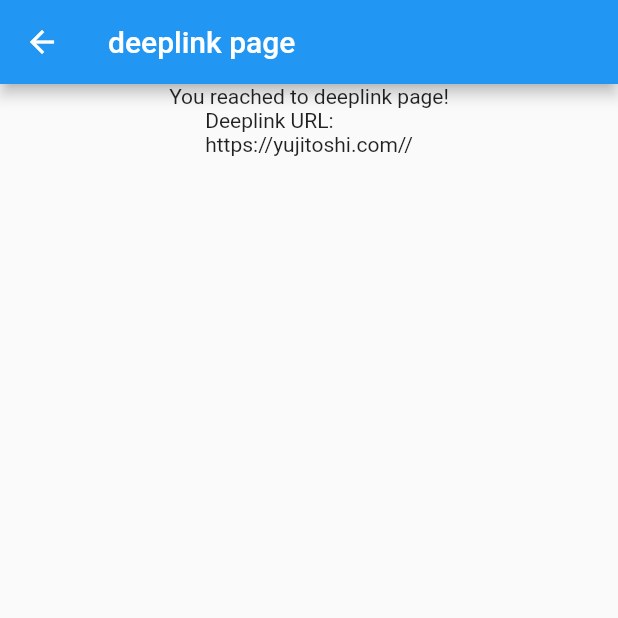
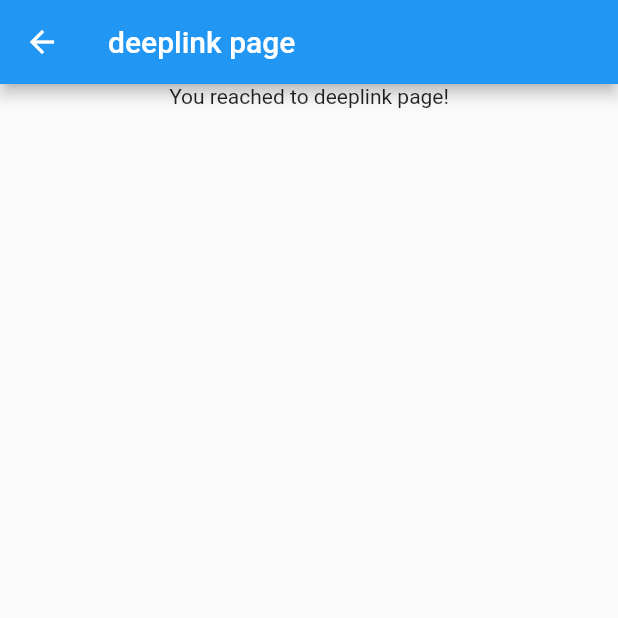
Before and after one commit to honganji/portfolio, a Flutter app: the DeepLink screen opened directly with empty values, on a phone screen of 412 x 824 dp, the top half of it. Run offline on Flutter 3.47's test engine with Material 2 defaults, Android fonts, the phone set to English and light mode, and no system bars; our stand-ins replace firebase_core, flutter_staggered_animations, go_router, url_strategy; accounts and stored records are empty.

Commit message:
delete unused description from deeplink page

```diff
--- a/lib/screens/deeplink.dart
+++ b/lib/screens/deeplink.dart
@@ -13,9 +13,8 @@ class DeepLink extends StatelessWidget {
         title: const Text("deeplink page"),
       ),
       body: Center(child: Column(
-        children: [
-          const Text("You reached to deeplink page!"),
-          Text("Deeplink URL: \nhttps://yujitoshi.com/$path/")
+        children: const [
+          Text("You reached to deeplink page!"),
         ],
       )),
     );
```
